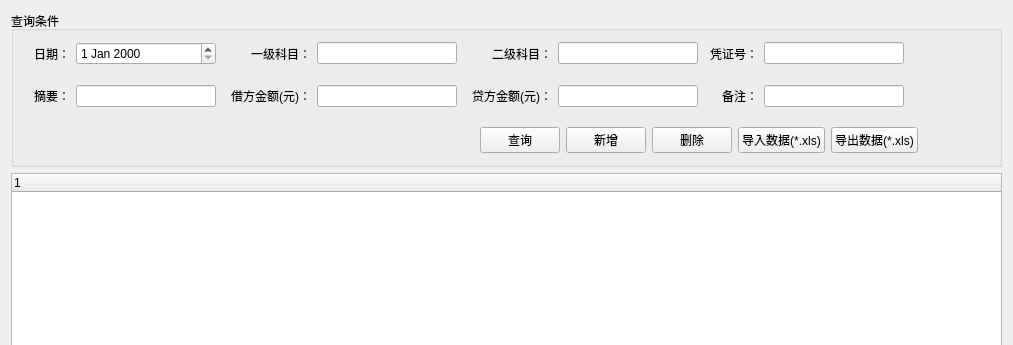
Before: the Qt Designer form FinancialSoft/FinancialSoft/FinancialSoft.ui in ffggs/FinancialSoft, drawn with Qt 5; both pictures show x 0 to 1013 and y 0 to 345 of the 1013 by 615 pixel window.
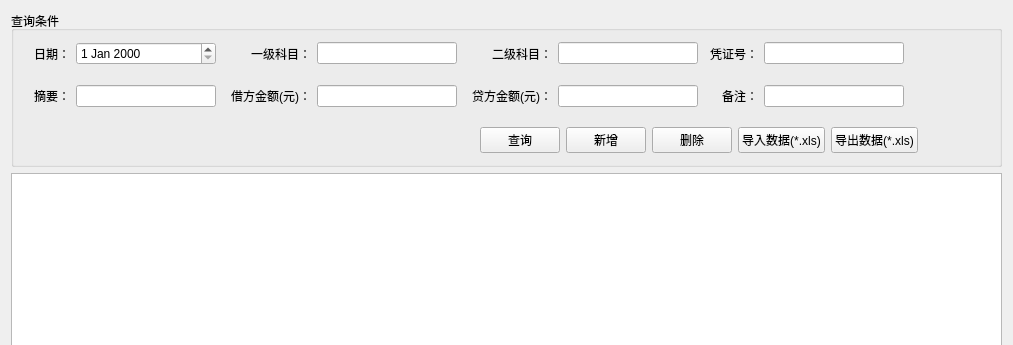
After: the same form once the commit is applied.

```diff
--- a/FinancialSoft/FinancialSoft/FinancialSoft.ui
+++ b/FinancialSoft/FinancialSoft/FinancialSoft.ui
@@ -852,13 +852,7 @@
          </widget>
         </item>
         <item>
-         <widget class="QTreeWidget" name="treeWidget">
-          <column>
-           <property name="text">
-            <string notr="true">1</string>
-           </property>
-          </column>
-         </widget>
+         <widget class="QTableWidget" name="tableWidget"/>
         </item>
        </layout>
       </widget>
```
Left out of the diff: 33 changed lines with no effect on the pictures.
